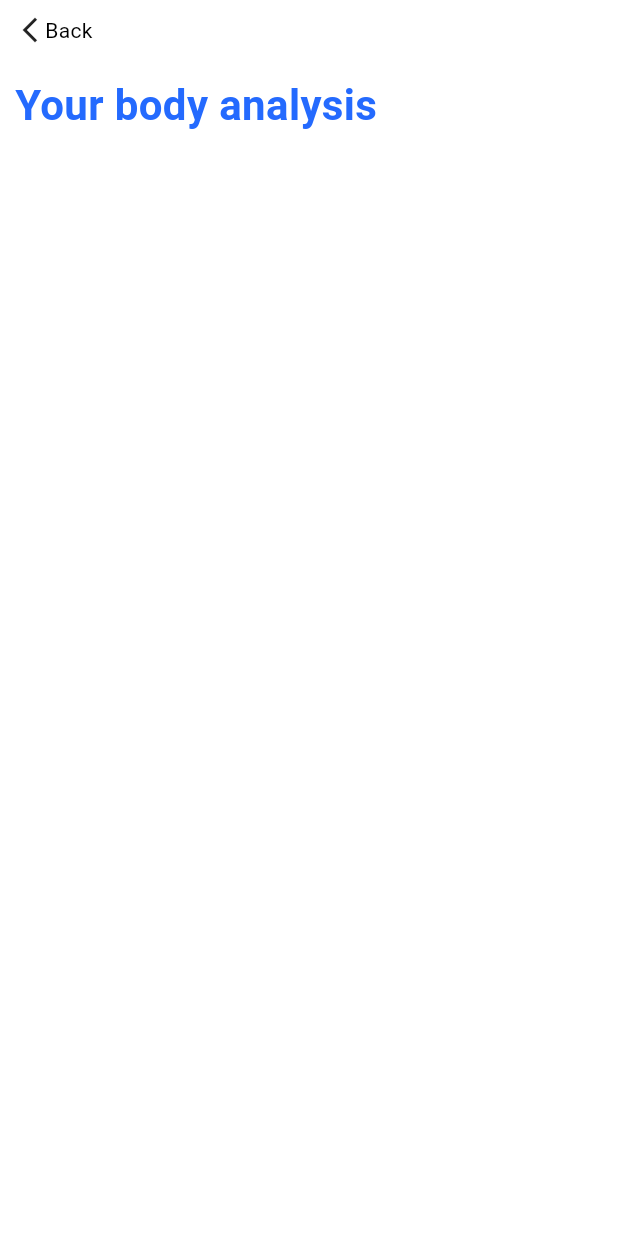
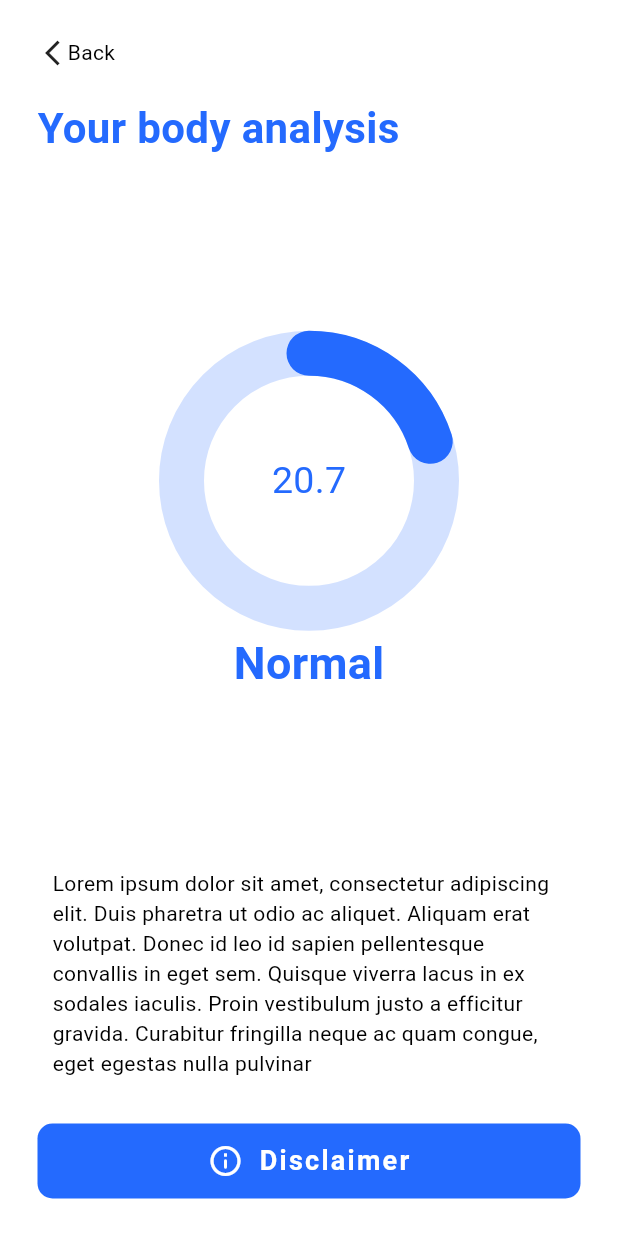
Before and after one commit to harshit2k4/YABC, a Flutter app: the AnalysisPage screen opened directly, on a phone screen of 412 x 824 dp. Run offline on Flutter 3.47's test engine with Material 3 defaults, Android fonts, the phone set to English and light mode, and no system bars; drawn by our look-alikes of percent_indicator; our stand-ins replace get, syncfusion_flutter_sliders.

Commit message:
ui: complete analysis page design

```diff
--- a/lib/ui/analysis_page.dart
+++ b/lib/ui/analysis_page.dart
@@ -1,4 +1,8 @@
 import 'package:flutter/material.dart';
+import 'package:get/get.dart';
+import 'package:get/utils.dart';
+import 'package:percent_indicator/flutter_percent_indicator.dart';
+import 'package:yabc/widgets/action_button.dart';
 
 class AnalysisPage extends StatelessWidget {
   const AnalysisPage({super.key});
@@ -7,15 +11,20 @@ class AnalysisPage extends StatelessWidget {
   Widget build(BuildContext context) {
     return Scaffold(
       body: Padding(
-        padding: const EdgeInsets.all(10),
+        padding: const EdgeInsets.all(25),
         child: SafeArea(
           child: Column(
             children: [
-              Row(
-                children: [
-                  Icon(Icons.arrow_back_ios_new, size: 20),
-                  Text("Back"),
-                ],
+              InkWell(
+                onTap: () {
+                  Get.back();
+                },
+                child: Row(
+                  children: [
+                    Icon(Icons.arrow_back_ios_new, size: 20),
+                    Text("Back"),
+                  ],
+                ),
               ),
               SizedBox(height: 20),
               Row(
@@ -32,6 +41,59 @@ class AnalysisPage extends StatelessWidget {
                   ),
                 ],
               ),
+              SizedBox(height: 10),
+              // to take entire available space
+              Expanded(
+                child: SizedBox(
+                  height: 350,
+                  child: CircularPercentIndicator(
+                    animationDuration: 1000,
+                    footer: Text(
+                      "Normal",
+                      style: TextStyle(
+                        color: Theme.of(context).colorScheme.primary,
+                        fontSize: 30,
+                        fontWeight: FontWeight.bold,
+                      ),
+                    ),
+                    radius: 100,
+                    lineWidth: 30.0,
+                    percent: 0.20,
+                    center: Text(
+                      "20.7",
+                      style: TextStyle(
+                        color: Theme.of(context).colorScheme.primary,
+                        fontSize: 25,
+                      ),
+                    ),
+                    animation: true,
+                    circularStrokeCap: CircularStrokeCap.round,
+                    progressColor: Theme.of(context).colorScheme.primary,
+                    backgroundColor: Theme.of(
+                      context,
+                    ).colorScheme.primary.withOpacity(0.2),
+                  ),
+                ),
+              ),
+              // SizedBox(height: 20),
+              Container(
+                decoration: BoxDecoration(
+                  color: Theme.of(context).colorScheme.primaryContainer,
+                  borderRadius: BorderRadius.circular(10),
+                ),
+                padding: EdgeInsets.all(10),
+                child: Text(
+                  "Lorem ipsum dolor sit amet, consectetur adipiscing elit. Duis pharetra ut odio ac aliquet. Aliquam erat volutpat. Donec id leo id sapien pellentesque convallis in eget sem. Quisque viverra lacus in ex sodales iaculis. Proin vestibulum justo a efficitur gravida. Curabitur fringilla neque ac quam congue, eget egestas nulla pulvinar",
+                ),
+              ),
+              SizedBox(height: 20),
+              ActionButton(
+                onPress: () {
+                  // Show disclaimer page
+                },
+                buttonTitle: "Disclaimer",
+                icon: Icons.info_outline_rounded,
+              ),
             ],
           ),
         ),
```
